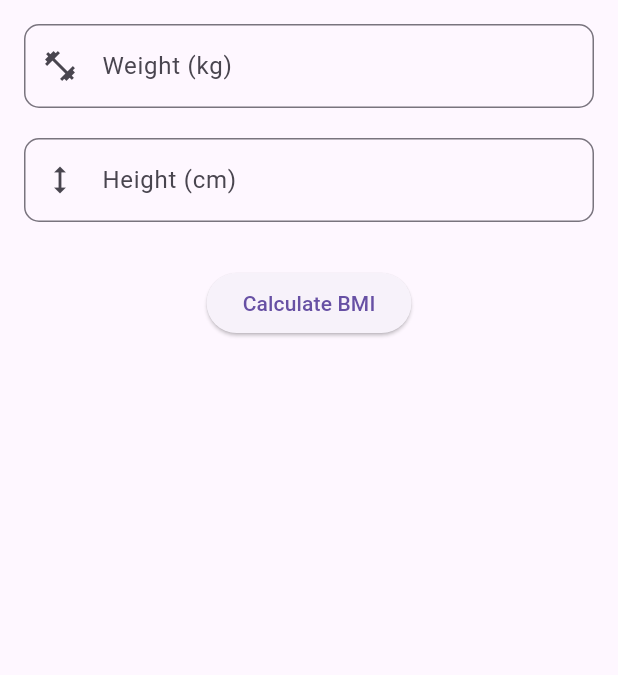
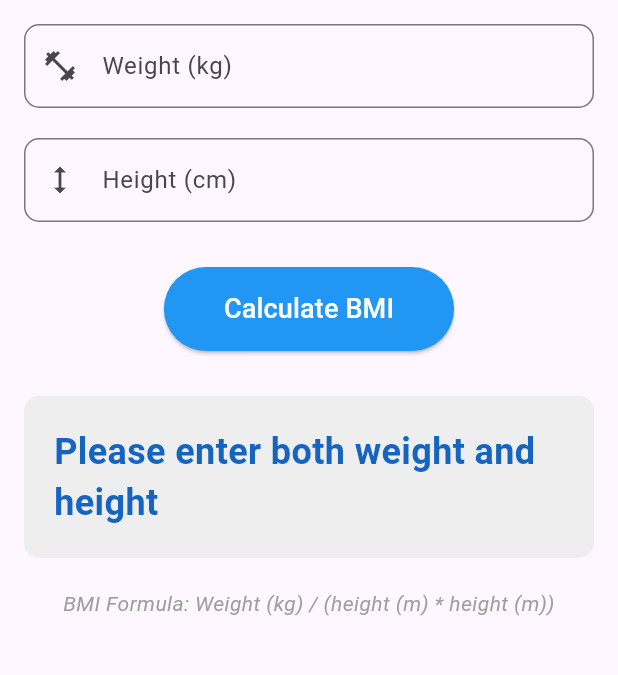
Before and after one commit to jeba234/bmi_calculator, a Flutter app: the screen it shows after launch, after a tap on "Calculate BMI", on a phone screen of 412 x 824 dp, the part 84-759 px from its top. Run offline on Flutter 3.47's test engine with Material 3 defaults, Android fonts, the phone set to English and light mode, and no system bars.

Commit message:
Step 4: Implemented BMI calculation logic with validation

```diff
--- a/lib/main.dart
+++ b/lib/main.dart
@@ -30,6 +30,40 @@ class HomePage extends StatefulWidget {
 class _HomePageState extends State<HomePage> {
   final TextEditingController weightController = TextEditingController();
   final TextEditingController heightController = TextEditingController();
+  String resultText = 'Enter your details';
+  double bmiResult = 0.0;
+
+  void calculateBMI()  {
+    final String weightText = weightController.text;
+    final String heightText = heightController.text;
+
+    if(weightText.isEmpty || heightText.isEmpty) {
+      setState(() {
+        resultText = 'Please enter both weight and height';
+      });
+      return;
+    }
+
+    final double weight = double.tryParse(weightText) ?? 0;
+    final double height = double.tryParse(heightText) ?? 0;
+
+    if (weight <= 0 || height <= 0) {
+      setState((){
+        resultText = 'please enter valid positive numbers';
+      });
+      return;
+    }
+     // Convert height from cm to meters
+     final double heightInMeters = height / 100;
+
+     // Calculate BMI: weight (kg) / (height (m) * height (m))
+     final double bmi = weight / (heightInMeters * heightInMeters);
+
+     setState((){
+      bmiResult = bmi;
+      resultText = 'Your BMI: ${bmi.toStringAsFixed(1)}';
+     });
+  }
 
 
   @override
@@ -74,16 +108,59 @@ class _HomePageState extends State<HomePage> {
             ),
             const SizedBox(height: 30),
 
-            // Calculate Button (placeholder for now)
+            // Calculate Button
             ElevatedButton(
-              onPressed: () {
-                // We'll implement calculation in the next step
-              },
-              child: const Text('Calculate BMI'),
+              onPressed: calculateBMI,
+              style: ElevatedButton.styleFrom(
+                backgroundColor: Colors.blue,
+                foregroundColor: Colors.white,
+                padding: const EdgeInsets.symmetric(horizontal: 40, vertical: 15),
+              ),
+              child: const Text(
+                'Calculate BMI',
+                style: TextStyle(fontSize: 18),
+              ),
+            ),
+            const SizedBox(height: 30),
+
+            //Result Display
+            Container(
+              padding: const EdgeInsets.all(20),
+              decoration:BoxDecoration(
+                color: Colors.grey[200],
+                borderRadius: BorderRadius.circular(10),
+              ),
+              child: Text(
+                resultText,
+                style: TextStyle(
+                  fontSize: 24,
+                  fontWeight: FontWeight.bold,
+                  color: Colors.blue[800],
+                ),
+              ),
+            ),
+
+            //Formula Display
+            const SizedBox(height: 20),
+            const Text(
+              'BMI Formula: Weight (kg) / (height (m) * height (m))',
+              style: TextStyle(
+                fontSize: 14,
+                fontStyle: FontStyle.italic,
+                color: Colors.grey,
+              ),
+              textAlign: TextAlign.center,
             ),
           ],
         ),
       ),
     );
   }
+
+  @override
+  void dispose() {
+    weightController.dispose();
+    heightController.dispose();
+    super.dispose();
+  }
 }
```
